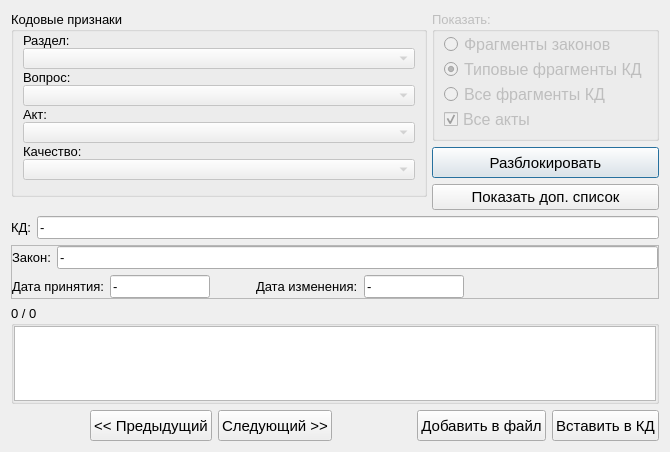
Before: the Qt Designer form knowledgebase.ui in YakSid/KDC_RSREU, drawn with Qt 5.
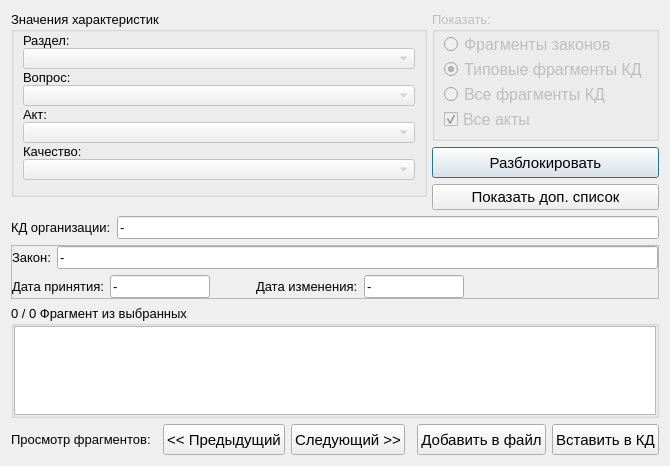
After: the same form once the commit is applied.

The edit to the form file:
```diff
--- a/knowledgebase.ui
+++ b/knowledgebase.ui
@@ -7,7 +7,7 @@
     <x>0</x>
     <y>0</y>
     <width>670</width>
-    <height>452</height>
+    <height>466</height>
    </rect>
   </property>
   <property name="minimumSize">
@@ -52,7 +52,7 @@
           </font>
          </property>
          <property name="title">
-          <string>Кодовые признаки</string>
+          <string>Значения характеристик</string>
          </property>
          <layout class="QGridLayout" name="gridLayout_2">
           <property name="topMargin">
@@ -357,7 +357,7 @@
      <item>
       <widget class="QLabel" name="lbl_kdName">
        <property name="text">
-        <string>КД:</string>
+        <string>КД организации:</string>
        </property>
       </widget>
      </item>
@@ -509,7 +509,7 @@
    <item>
     <widget class="QGroupBox" name="gb_text">
      <property name="title">
-      <string>0 / 0</string>
+      <string>0 / 0 Фрагмент из выбранных</string>
      </property>
      <layout class="QVBoxLayout" name="verticalLayout_3">
       <property name="spacing">
@@ -551,6 +551,13 @@
    </item>
    <item>
     <layout class="QHBoxLayout" name="horizontalLayout">
+     <item>
+      <widget class="QLabel" name="label">
+       <property name="text">
+        <string>Просмотр фрагментов:</string>
+       </property>
+      </widget>
+     </item>
      <item>
       <spacer name="horizontalSpacer_4">
        <property name="orientation">
```
Left out of the diff: 5 changed lines with no effect on the pictures.
